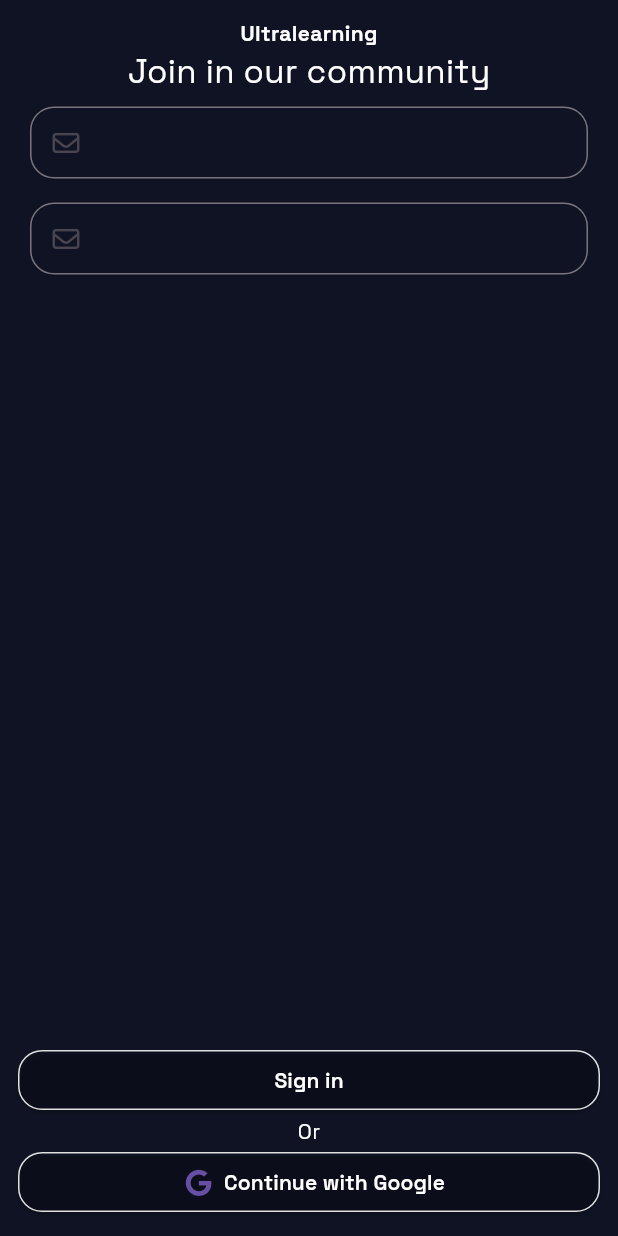
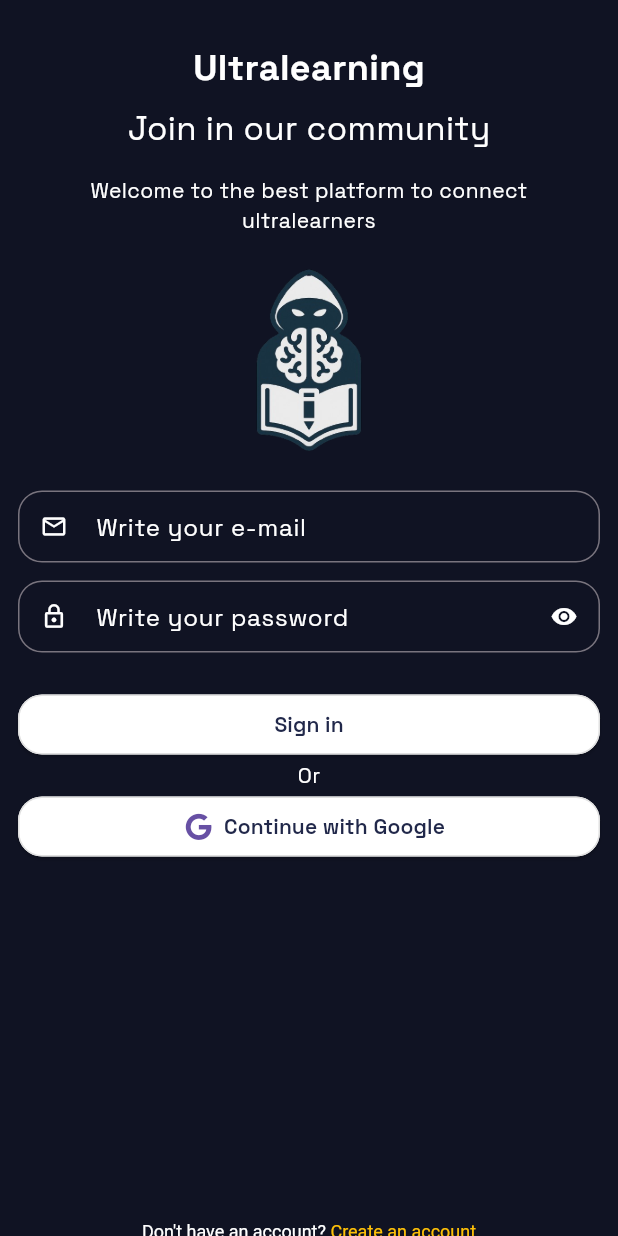
Before and after one commit to CtrlAltDevs/SkillForge, a Flutter app: the screen it shows after launch, on a phone screen of 412 x 824 dp. Run offline on Flutter 3.47's test engine with Material 3 defaults, Android fonts, the phone set to English and light mode, and no system bars; our stand-ins replace firebase_core, font_awesome_flutter; accounts and stored records are empty.

Commit message:
🔥 feat: updating UI of login_screen and adding new fields to custom text form field to adapt to password field.

```diff
--- a/lib/pages/login/login_screen.dart
+++ b/lib/pages/login/login_screen.dart
@@ -1,6 +1,6 @@
+import 'package:flutter/gestures.dart';
 import 'package:flutter/material.dart';
 import 'package:font_awesome_flutter/font_awesome_flutter.dart';
-import 'package:iconsax_flutter/iconsax_flutter.dart';
 import 'package:skillforge/utils/app_colors.dart';
 import 'package:skillforge/widgets/custom_button.dart';
 import 'package:skillforge/widgets/custom_text_form_field.dart';
@@ -17,46 +17,105 @@
   Widget build(BuildContext context) {
     return Scaffold(
       backgroundColor: AppColors.background,
+      resizeToAvoidBottomInset: true,
       body: SafeArea(
-        child: Padding(
+        child: GestureDetector(
+          onTap: () => FocusScope.of(context).unfocus(),
+          child: SingleChildScrollView(
             padding: const EdgeInsets.all(12.0),
+            physics: const BouncingScrollPhysics(),
+            child: ConstrainedBox(
+              constraints: BoxConstraints(
+                minHeight:
+                    MediaQuery.of(context).size.height -
+                    MediaQuery.of(context).padding.top -
+                    MediaQuery.of(context).padding.bottom,
+              ),
+              child: IntrinsicHeight(
                 child: Column(
                   children: [
+                    const SizedBox(height: 16),
                     Text(
                       "Ultralearning",
                       style: TextStyle(
                         fontWeight: FontWeight.bold,
+                        fontSize: 24,
                         color: Colors.white,
                       ),
                     ),
+                    const SizedBox(height: 8),
                     Text(
                       "Join in our community",
                       style: TextStyle(fontSize: 22.0, color: Colors.white),
                     ),
+                    const SizedBox(height: 8),
                     Padding(
                       padding: const EdgeInsets.all(8.0),
-                child: CustomTextFormField(),
+                      child: Text(
+                        "Welcome to the best platform to connect ultralearners",
+                        textAlign: TextAlign.center,
+                        style: TextStyle(fontSize: 14.0, color: Colors.white),
                       ),
-              Padding(
-                padding: const EdgeInsets.all(8.0),
-                child: CustomTextFormField(),
                     ),
-              Spacer(),
+                    Image.asset(
+                      "assets/images/logo_skillforge.png",
+                      height: 150,
+                    ),
+                    const SizedBox(height: 12),
+                    CustomTextFormField(
+                      labelText: "Write your e-mail",
+                      icon: Icons.mail_outline,
+                    ),
+                    const SizedBox(height: 12),
+                    CustomTextFormField(
+                      labelText: "Write your password",
+                      icon: Icons.lock_outline,
+                      obscureText: true,
+                    ),
+                    const SizedBox(height: 24),
                     CustomButton(
                       onPressed: () {},
                       name: 'Sign in',
-                color: AppColors.blueGrey,
-                textColor: Colors.white,
+                      color: Colors.white,
+                      textColor: AppColors.blueGrey,
                     ),
                     Text("Or", style: TextStyle(color: Colors.white)),
                     CustomButton(
                       onPressed: () {},
                       name: 'Continue with Google',
-                color: AppColors.blueGrey,
-                textColor: Colors.white,
+                      color: Colors.white,
+                      textColor: AppColors.blueGrey,
                       iconData: FontAwesomeIcons.google,
                     ),
+                    const Spacer(),
+                    Padding(
+                      padding: const EdgeInsets.all(8.0),
+                      child: RichText(
+                        text: TextSpan(
+                          children: [
+                            TextSpan(
+                              text: "Don't have an account? ",
+                              style: TextStyle(
+                                color: Colors.white,
+                                fontSize: 12.0,
+                              ),
+                            ),
+                            TextSpan(
+                              text: "Create an account",
+                              style: TextStyle(
+                                color: Colors.amber,
+                                fontSize: 12.0,
+                              ),
+                              recognizer: TapGestureRecognizer()..onTap = () {},
+                            ),
                           ],
+                        ),
+                      ),
+                    ),
+                  ],
+                ),
+              ),
+            ),
           ),
         ),
       ),
--- a/lib/widgets/custom_button.dart
+++ b/lib/widgets/custom_button.dart
@@ -31,7 +31,7 @@
         onPressed: widget.onPressed,
 
         style: ElevatedButton.styleFrom(
-          backgroundColor: Colors.transparent,
+          backgroundColor: widget.color,
           shape: RoundedRectangleBorder(
             borderRadius: BorderRadius.circular(16.0),
             side: BorderSide(color: Colors.grey[300]!),
--- a/lib/widgets/custom_text_form_field.dart
+++ b/lib/widgets/custom_text_form_field.dart
@@ -1,23 +1,64 @@
 import 'package:flutter/material.dart';
-import 'package:font_awesome_flutter/font_awesome_flutter.dart';
-import 'package:iconsax_flutter/iconsax_flutter.dart';
 
 class CustomTextFormField extends StatefulWidget {
-  const CustomTextFormField({super.key});
+  final String? labelText;
+  final String? hintText;
+  final IconData? icon;
+  final bool obscureText;
+  final TextEditingController? controller;
+
+  const CustomTextFormField({
+    super.key,
+    this.labelText,
+    this.hintText,
+    this.icon,
+    this.obscureText = false,
+    this.controller,
+  });
 
   @override
   State<CustomTextFormField> createState() => _CustomTextFormFieldState();
 }
 
 class _CustomTextFormFieldState extends State<CustomTextFormField> {
+  bool _obscure = false;
+
+  @override
+  void initState() {
+    super.initState();
+    _obscure = widget.obscureText;
+  }
+
   @override
   Widget build(BuildContext context) {
     return TextFormField(
+      controller: widget.controller,
+      obscureText: _obscure,
       decoration: InputDecoration(
         isDense: true,
+        labelText: widget.labelText,
+        hintText: widget.hintText,
+        labelStyle: const TextStyle(color: Colors.white),
+        hintStyle: const TextStyle(color: Colors.white70),
         border: OutlineInputBorder(borderRadius: BorderRadius.circular(16.0)),
-        prefixIcon: Icon(FontAwesomeIcons.envelope),
+        prefixIcon: widget.icon != null
+            ? Icon(widget.icon, color: Colors.white)
+            : null,
+        suffixIcon: widget.obscureText
+            ? IconButton(
+                icon: Icon(
+                  _obscure ? Icons.visibility : Icons.visibility_off,
+                  color: Colors.white,
+                ),
+                onPressed: () {
+                  setState(() {
+                    _obscure = !_obscure;
+                  });
+                },
+              )
+            : null,
       ),
+      style: const TextStyle(color: Colors.white),
     );
   }
 }
```
Lines whose indentation alone changed are shown as unchanged.
